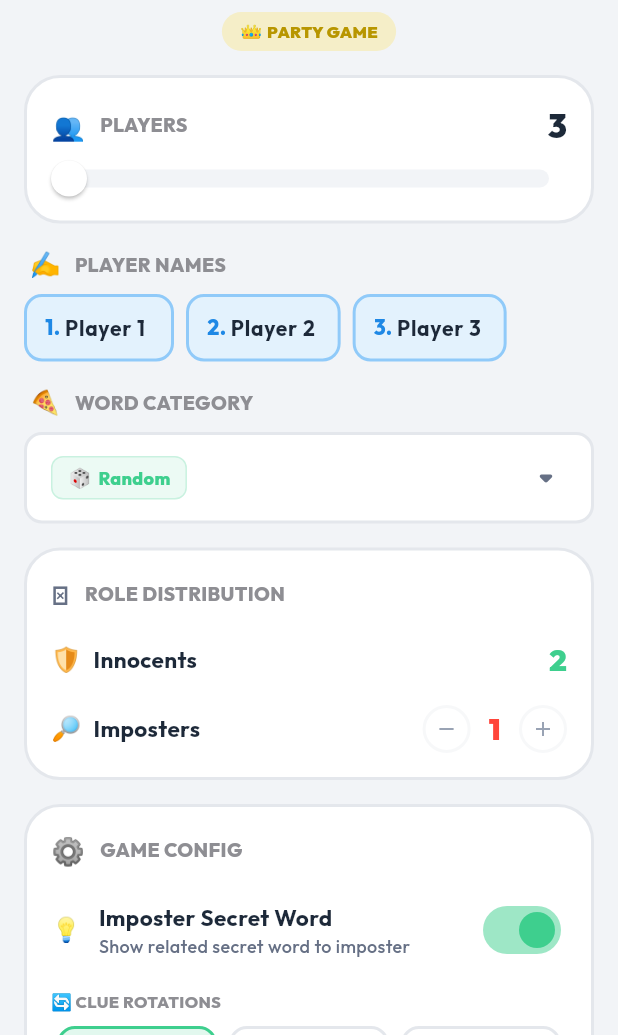
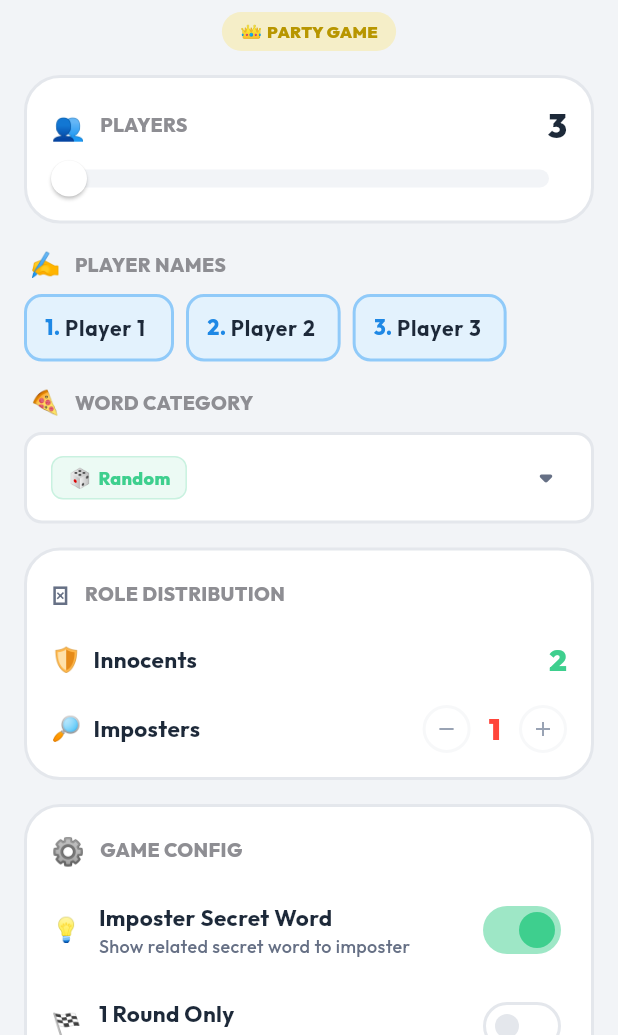
Before and after one commit to NiksyD/imposta, a Flutter app: the SetupScreen screen opened by its route, on a phone screen of 412 x 824 dp, the part 201-1236 px from its top. Run offline on Flutter 3.47's test engine with Material 3 defaults, Android fonts, the phone set to English and light mode, and no system bars; our stand-ins replace confetti, google_fonts.

Commit message:
feat: add one-round game mode and dynamic discussion rotations based on round number

```diff
--- a/lib/models/game_state.dart
+++ b/lib/models/game_state.dart
@@ -34,7 +34,8 @@ class GameState extends ChangeNotifier {
   bool useTimer = false;
   int discussionSeconds = 60;
   bool giveImposterHint = true;
-  int discussionRotations = 1; // 1, 2, or 3 rounds of clues per player
+  int discussionRotations = 2; // 1, 2, or 3 rounds of clues per player
+  bool oneRoundOnly = false;
 
   // ── Live game state ─────────────────────────────────────────────
   GamePhase phase = GamePhase.setup;
@@ -125,9 +126,18 @@ class GameState extends ChangeNotifier {
     notifyListeners();
   }
 
+  void setOneRoundOnly(bool val) {
+    oneRoundOnly = val;
+    notifyListeners();
+  }
+
   /// Calculated innocent count.
   int get innocentCount =>
       playerNames.length - imposterCount;
+
+  /// The effective number of discussion rotations for the current round.
+  /// Round 1 uses the configured discussionRotations; subsequent rounds use 1.
+  int get effectiveDiscussionRotations => roundNumber == 1 ? discussionRotations : 1;
 
   /// Max imposters allowed (innocents must always outnumber others).
   int get maxImposterCount {
@@ -259,7 +269,7 @@ class GameState extends ChangeNotifier {
       currentSpeakerIndex++;
       notifyListeners();
       return true;
-    } else if (currentRotation < discussionRotations) {
+    } else if (currentRotation < effectiveDiscussionRotations) {
       currentSpeakerIndex = 0;
       currentRotation++;
       notifyListeners();
@@ -348,6 +358,12 @@ class GameState extends ChangeNotifier {
       return;
     }
 
+    // If configured to run for 1 round only, and any imposter survives, they win.
+    if (oneRoundOnly) {
+      winner = GameWinner.imposter;
+      return;
+    }
+
     // Imposter wins: they equal or outnumber innocents
     if (aliveImposters.length >= aliveInnocents.length) {
       winner = GameWinner.imposter;
@@ -368,6 +384,8 @@ class GameState extends ChangeNotifier {
       // Next round
       roundNumber++;
       currentSpeakerIndex = 0;
+      currentRotation = 1;
+      playerClues.clear();
       phase = GamePhase.discussion;
     }
     notifyListeners();
--- a/lib/screens/discussion_screen.dart
+++ b/lib/screens/discussion_screen.dart
@@ -77,7 +77,7 @@ class _DiscussionScreenState extends State<DiscussionScreen> {
             builder: (context, game, _) {
               final alivePlayers = game.aliveTurnOrder;
               final activeSpeaker = game.currentSpeaker;
-              final totalCluesExpected = alivePlayers.length * game.discussionRotations;
+              final totalCluesExpected = alivePlayers.length * game.effectiveDiscussionRotations;
               final totalCluesSubmitted = game.playerClues.values
                   .fold<int>(0, (sum, list) => sum + list.length);
 
@@ -108,7 +108,7 @@ class _DiscussionScreenState extends State<DiscussionScreen> {
                             children: [
                               _buildRoundBadge('Round ${game.roundNumber}'),
                               const SizedBox(width: AppTheme.spaceS),
-                              _buildRoundBadge('Clue ${game.currentRotation}/${game.discussionRotations}'),
+                              _buildRoundBadge('Clue ${game.currentRotation}/${game.effectiveDiscussionRotations}'),
                             ],
                           ),
                         ),
--- a/lib/screens/setup_screen.dart
+++ b/lib/screens/setup_screen.dart
@@ -697,6 +697,42 @@ class _SetupScreenState extends State<SetupScreen> {
             ],
           ),
           const SizedBox(height: AppTheme.spaceM),
+          // 1 Round Only toggle
+          Row(
+            children: [
+              const Text('🏁 ', style: TextStyle(fontSize: 16)),
+              const SizedBox(width: AppTheme.spaceS),
+              Expanded(
+                child: Column(
+                  crossAxisAlignment: CrossAxisAlignment.start,
+                  children: [
+                    const Text(
+                      '1 Round Only',
+                      style: TextStyle(
+                        color: AppTheme.textPrimary,
+                        fontSize: 15,
+                        fontWeight: FontWeight.w700,
+                      ),
+                    ),
+                    const Text(
+                      'Game ends after one voting round',
+                      style: TextStyle(
+                        color: AppTheme.textSecondary,
+                        fontSize: 12,
+                        fontWeight: FontWeight.w500,
+                      ),
+                    ),
+                  ],
+                ),
+              ),
+              Switch.adaptive(
+                value: game.oneRoundOnly,
+                activeColor: AppTheme.accentBlue,
+                onChanged: (v) => game.setOneRoundOnly(v),
+              ),
+            ],
+          ),
+          const SizedBox(height: AppTheme.spaceM),
           // Discussion rotations configuration picker
           const Text(
             '🔄 CLUE ROTATIONS',
```
